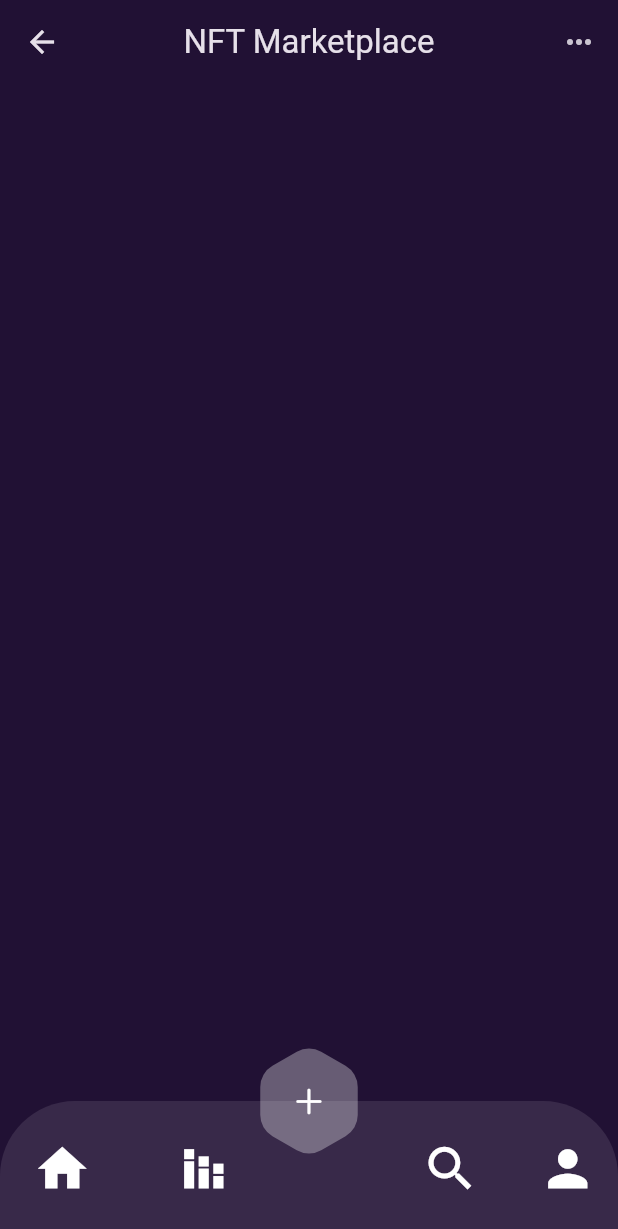
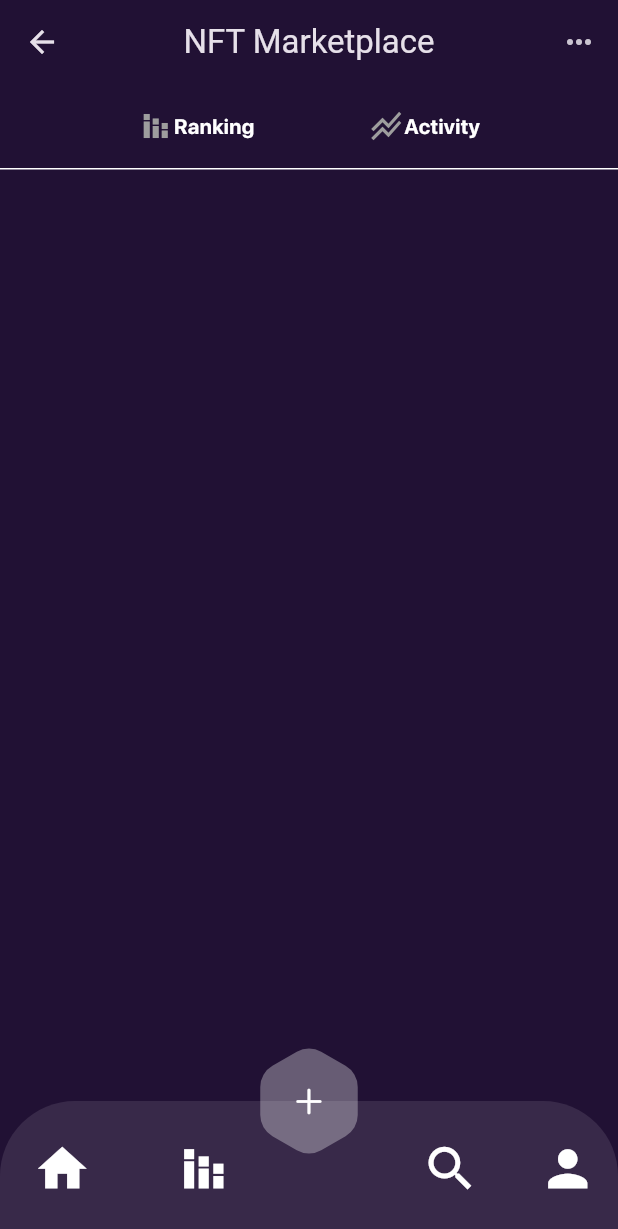
Before and after one commit to Snowden-AQ/mini_nft_maketlace2, a Flutter app: the HomePage screen opened by its route, after a tap on the "stacked bar chart" icon, on a phone screen of 412 x 824 dp. Shown: the top 1229 px of the screen. Run offline on Flutter 3.47's test engine with Material 3 defaults, Android fonts, the light colour scheme and no system bars.

Commit message:
design state page part 4  make subTatil Stats page

```diff
--- a/lib/core/resourses/color_manger.dart
+++ b/lib/core/resourses/color_manger.dart
@@ -10,4 +10,5 @@ class ColorManger{
  static const kColorprimare= Color(0xff211134);
  static const  kcolorblack = Color(0xFF000000);
  static const kColorRed = Colors.red;
+ static const kColorGrey = Colors.grey;
 }
--- a/lib/core/resourses/string_manager.dart
+++ b/lib/core/resourses/string_manager.dart
@@ -8,4 +8,6 @@ class StringManager{
   static const String  TrendingCollectionHomePage= "Trending collections";
   static const String  Top_seller="Top seller";
   static const String  States="State";
+  static const String  Ranking="Ranking";
+  static const String  Activity="Activity";
 }
--- a/lib/features/state_page/screen/state_page.dart
+++ b/lib/features/state_page/screen/state_page.dart
@@ -1,10 +1,42 @@
 import 'package:flutter/material.dart';
+import 'package:mini_nft_maketlace2/core/resourses/color_manger.dart';
+import 'package:mini_nft_maketlace2/core/resourses/fonteManager.dart';
+import 'package:mini_nft_maketlace2/core/resourses/string_manager.dart';
 
 class StatePage extends StatelessWidget {
   const StatePage({super.key});
 
   @override
   Widget build(BuildContext context) {
-    return Container();
+    return Column(
+      children: [
+        Container(
+          padding: EdgeInsets.all(16),
+          decoration: BoxDecoration(border: Border(bottom: BorderSide(color: ColorManger.kColorWite))),
+          child: Row(
+            mainAxisAlignment: MainAxisAlignment.spaceEvenly,
+            children: [
+              Row(
+                mainAxisSize: MainAxisSize.max,
+                children: [
+                  Icon(Icons.stacked_bar_chart,color: ColorManger.kColorGrey),
+                  Text(StringManager.Ranking,style: TextStyle(color: ColorManger.kColorWite,fontFamily: FonteManager.sfProDisplay,fontWeight: FontWeight.bold),)
+
+                ],
+              ),
+              Row(
+                mainAxisSize: MainAxisSize.max,
+                children: [
+                  Icon(Icons.stacked_line_chart_sharp,color: ColorManger.kColorGrey),
+                  Text(StringManager.Activity,style: TextStyle(color: ColorManger.kColorWite,fontFamily: FonteManager.sfProDisplay,fontWeight: FontWeight.bold),)
+
+                ],
+              ),
+            ],
+          ),
+        ),
+
+      ],
+    );
   }
 }
```
Also changed, not shown: lib/features/home/screens/home_page.dart (+3 -6 lines).
